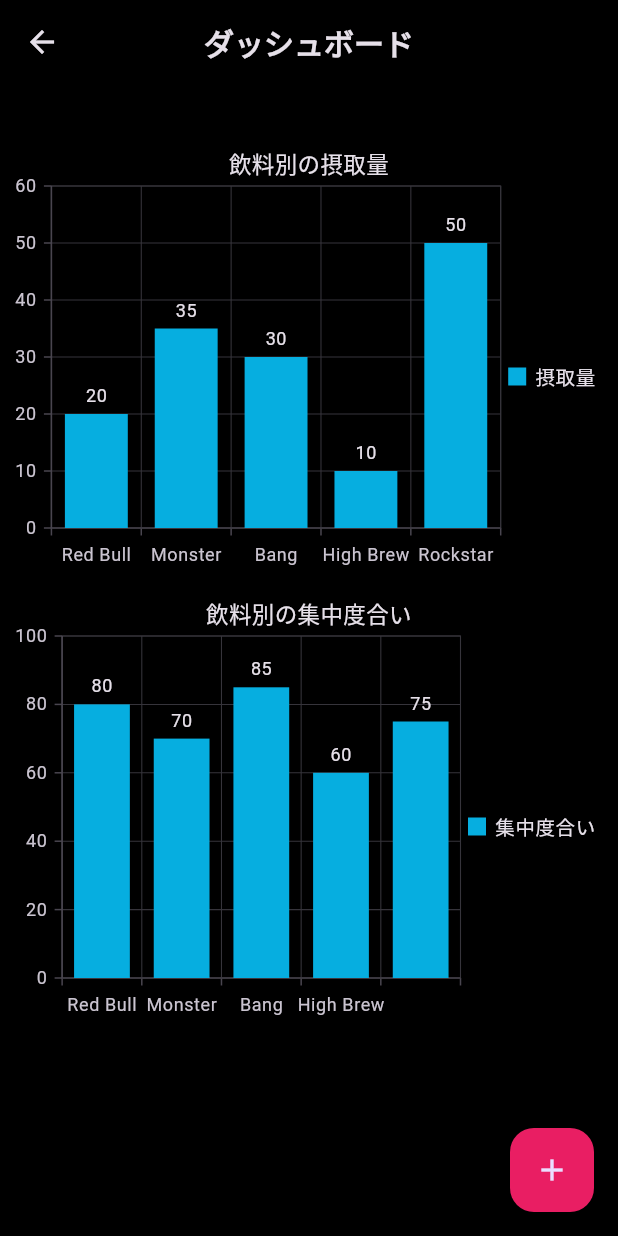
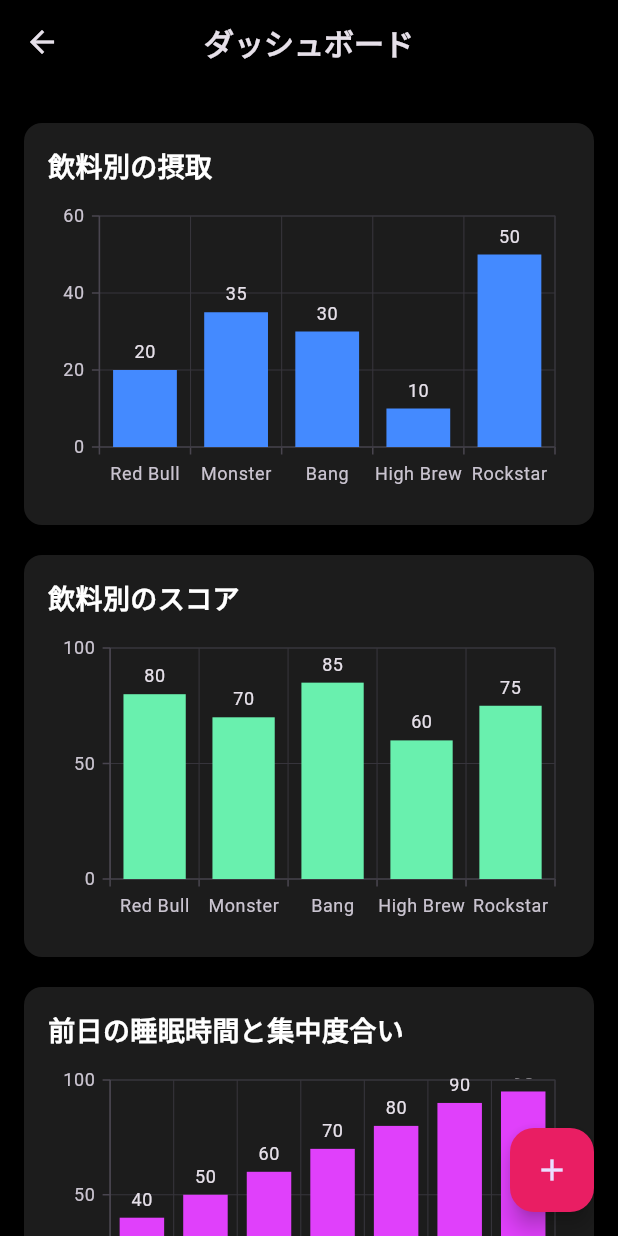
Before and after one commit to jphacks/os_2406, a Flutter app: the screen it shows after launch, on a phone screen of 412 x 824 dp. Run offline on Flutter 3.47's test engine with Material 3 defaults, Android fonts, the phone set to English and light mode, and no system bars; our stand-ins replace syncfusion_flutter_charts.

```diff
--- a/flutter_application/lib/main.dart
+++ b/flutter_application/lib/main.dart
@@ -1,6 +1,5 @@
 import 'package:flutter/material.dart';
-import 'package:syncfusion_flutter_charts/charts.dart'; // Syncfusionのインポート
-import 'src/input_before.dart'; // 遷移先の画面ファイルをインポート
+import 'package:syncfusion_flutter_charts/charts.dart';
 
 void main() {
   runApp(const MyApp());
@@ -27,10 +26,10 @@ class DashboardScreen extends StatelessWidget {
       backgroundColor: const Color(0xFF000000),
       appBar: AppBar(
         backgroundColor: const Color(0xFF000000),
-        elevation: 0, // 影を消す
+        elevation: 0,
         leading: IconButton(
           icon: const Icon(Icons.arrow_back),
-          onPressed: () {}, // 戻るボタンの機能
+          onPressed: () {},
         ),
         title: const Text(
           'ダッシュボード',
@@ -38,72 +37,86 @@ class DashboardScreen extends StatelessWidget {
         ),
         centerTitle: true,
       ),
-      body: Column(
+      body: SingleChildScrollView(
+        child: Column(
           children: [
-          Container(
-            padding: const EdgeInsets.all(16.0),
-            child: const Column(
-              crossAxisAlignment: CrossAxisAlignment.start,
-            ),
-          ),
-          // ここから新しい飲料摂取の相関グラフを追加
-          Container(
-            height: 300, // グラフの高さ
-            child: SfCartesianChart(
-              title: ChartTitle(text: '飲料別の摂取量'),
-              legend: Legend(isVisible: true),
-              primaryXAxis: CategoryAxis(),
-              primaryYAxis: NumericAxis(),
-              series: <CartesianSeries>[
-                ColumnSeries<DrinkData, String>(
+            const SizedBox(height: 16),
+            _buildGraphCard(
+              title: '飲料別の摂取',
+              series: ColumnSeries<DrinkData, String>(
                 dataSource: getDrinkData(),
                 xValueMapper: (DrinkData data, _) => data.drink,
                 yValueMapper: (DrinkData data, _) => data.consumption,
                 name: '摂取量',
                 dataLabelSettings: DataLabelSettings(isVisible: true),
-                ),
-              ],
+                color: Colors.blueAccent,
               ),
             ),
-          // ここまで新しい飲料摂取の相関グラフを追加
-
-          // ここから集中度合いの棒グラフを追加
-          Container(
-            height: 300, // グラフの高さ
-            child: SfCartesianChart(
-              title: ChartTitle(text: '飲料別の集中度合い'),
-              legend: Legend(isVisible: true),
-              primaryXAxis: CategoryAxis(),
-              primaryYAxis: NumericAxis(),
-              series: <CartesianSeries>[
-                ColumnSeries<FocusData, String>(
+            _buildGraphCard(
+              title: '飲料別のスコア',
+              series: ColumnSeries<FocusData, String>(
                 dataSource: getFocusData(),
                 xValueMapper: (FocusData data, _) => data.drink,
                 yValueMapper: (FocusData data, _) => data.score,
                 name: '集中度合い',
                 dataLabelSettings: DataLabelSettings(isVisible: true),
+                color: Colors.greenAccent,
+              ),
+            ),
+            _buildGraphCard(
+              title: '前日の睡眠時間と集中度合い',
+              series: ColumnSeries<SleepFocusData, String>(
+                dataSource: getSleepFocusData(),
+                xValueMapper: (SleepFocusData data, _) => data.sleepHours,
+                yValueMapper: (SleepFocusData data, _) => data.focusScore,
+                name: '集中度合い',
+                dataLabelSettings: DataLabelSettings(isVisible: true),
+                color: Colors.purpleAccent,
+              ),
             ),
           ],
         ),
       ),
-          // ここまで集中度合いの棒グラフを追加
-        ],
-      ),
       floatingActionButton: FloatingActionButton(
-        onPressed: () {
-          Navigator.push(
-            context,
-            MaterialPageRoute(builder: (context) => PreWorkScreen()),
-          );
-        },
+        onPressed: () {},
         backgroundColor: Colors.pink,
         child: const Icon(Icons.add),
       ),
     );
   }
 
-  // 新しい飲料摂取データを取得するメソッド
-  List<DrinkData> getDrinkData() {
+  Widget _buildGraphCard({required String title, required CartesianSeries series}) {
+    return Card(
+      margin: const EdgeInsets.symmetric(vertical: 10, horizontal: 16),
+      color: const Color(0xFF1c1c1c),
+      shape: RoundedRectangleBorder(
+        borderRadius: BorderRadius.circular(12),
+      ),
+      child: Padding(
+        padding: const EdgeInsets.all(16.0),
+        child: Column(
+          crossAxisAlignment: CrossAxisAlignment.start,
+          children: [
+            Text(
+              title,
+              style: const TextStyle(color: Colors.white, fontSize: 18, fontWeight: FontWeight.bold),
+            ),
+            const SizedBox(height: 10),
+            SizedBox(
+              height: 200,
+              child: SfCartesianChart(
+                primaryXAxis: CategoryAxis(),
+                primaryYAxis: NumericAxis(),
+                series: <CartesianSeries>[series],
+              ),
+            ),
+          ],
+        ),
+      ),
+    );
+  }
+
+  static List<DrinkData> getDrinkData() {
     return [
       DrinkData('Red Bull', 20),
       DrinkData('Monster', 35),
@@ -113,8 +126,7 @@ class DashboardScreen extends StatelessWidget {
     ];
   }
 
-  // 新しい集中度合いデータを取得するメソッド
-  List<FocusData> getFocusData() {
+  static List<FocusData> getFocusData() {
     return [
       FocusData('Red Bull', 80),
       FocusData('Monster', 70),
@@ -123,9 +135,20 @@ class DashboardScreen extends StatelessWidget {
       FocusData('Rockstar', 75),
     ];
   }
+
+  static List<SleepFocusData> getSleepFocusData() {
+    return [
+      SleepFocusData('1時間', 40),
+      SleepFocusData('2時間', 50),
+      SleepFocusData('3時間', 60),
+      SleepFocusData('4時間', 70),
+      SleepFocusData('5時間', 80),
+      SleepFocusData('6時間', 90),
+      SleepFocusData('7時間以上', 95),
+    ];
+  }
 }
 
-// データクラス
 class DrinkData {
   final String drink;
   final double consumption;
@@ -140,72 +163,9 @@ class FocusData {
   FocusData(this.drink, this.score);
 }
 
-class StatusCard extends StatelessWidget {
-  final String title;
-  final String status;
-  final String percent;
-  final Color percentColor;
+class SleepFocusData {
+  final String sleepHours;
+  final double focusScore;
 
-  const StatusCard({
-    required this.title,
-    required this.status,
-    required this.percent,
-    required this.percentColor,
-    super.key,
-  });
-
-  @override
-  Widget build(BuildContext context) {
-    return Container(
-      width: 158,
-      padding: const EdgeInsets.all(16),
-      decoration: BoxDecoration(
-        border: Border.all(color: const Color(0xFF543b40)),
-        borderRadius: BorderRadius.circular(16),
-      ),
-      child: Column(
-        crossAxisAlignment: CrossAxisAlignment.start,
-        children: [
-          Text(title, style: const TextStyle(color: Colors.white, fontSize: 16)),
-          const SizedBox(height: 4),
-          Text(status, style: const TextStyle(color: Colors.white, fontSize: 24, fontWeight: FontWeight.bold)),
-          const SizedBox(height: 4),
-          Text(percent, style: TextStyle(color: percentColor, fontSize: 16)),
-        ],
-      ),
-    );
+  SleepFocusData(this.sleepHours, this.focusScore);
 }
-}
-
-class DrinkProgress extends StatelessWidget {
-  final String title;
-  final double percent;
-
-  const DrinkProgress({
-    required this.title,
-    required this.percent,
-    super.key,
-  });
-
-  @override
-  Widget build(BuildContext context) {
-    return Column(
-      children: [
-        Row(
-          children: [
-            Text(title, style: const TextStyle(color: Color(0xFFba9ca2), fontSize: 13, fontWeight: FontWeight.bold)),
-            const SizedBox(width: 8),
-            Expanded(
-              child: LinearProgressIndicator(
-                value: percent,
-                backgroundColor: const Color(0xFF39282b),
-                color: const Color(0xFFba9ca2),
-              ),
-            ),
-          ],
-        ),
-        const SizedBox(height: 6),
-      ],
-    );
-  }
-}
```
Lines whose indentation alone changed are shown as unchanged.
